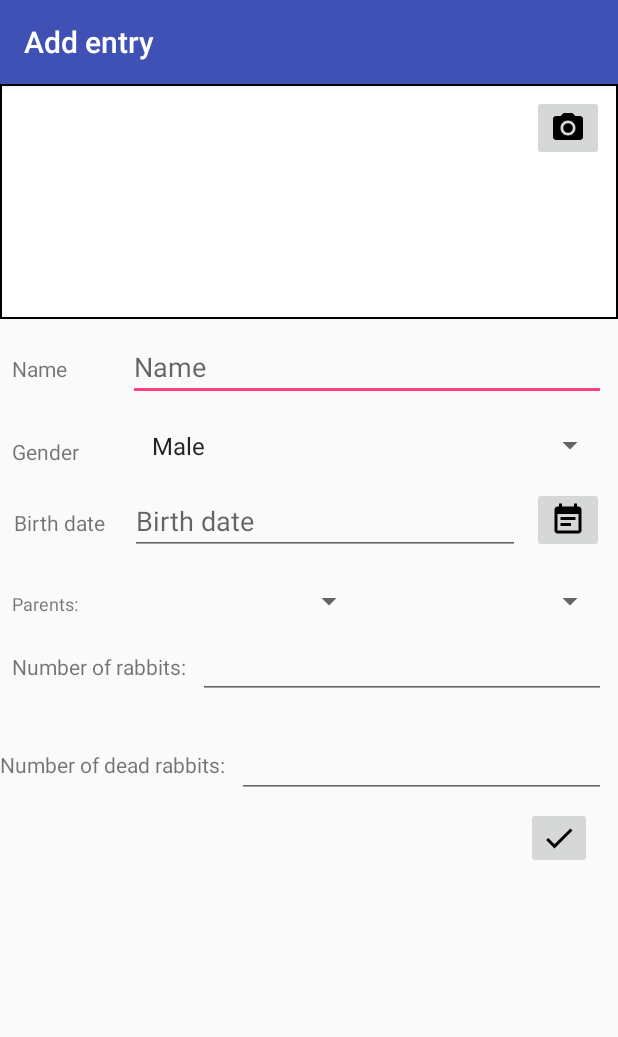
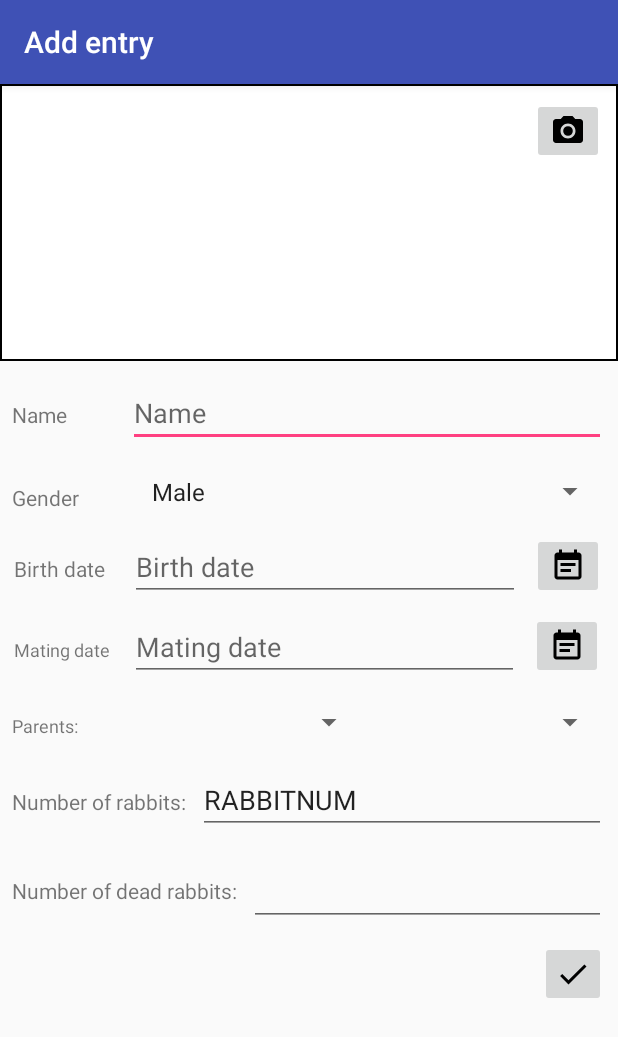
Before and after one commit to anzi2001/Rabbiter-reworked, an Android app: the addEntryActivity screen opened directly, with no data from a screen before it, on a phone screen of 412 x 824 dp. Shown: the top 1037 px of the screen. Run offline under Robolectric (Android 15) with nearby library versions, the phone set to English and light mode, and no system bars; libraries missing offline, so code that uses them is left out: com.raizlabs.android; 1 statement that could not run was skipped.

Commit message:
Fixed compressed layout(for sure this time) made recyclerView adapter

```diff
--- a/app/build.gradle
+++ b/app/build.gradle
@@ -6,8 +6,8 @@ android {
         applicationId "com.example.kocja.rabbiter_reworked"
         minSdkVersion 19
         targetSdkVersion 27
-        versionCode 7
-        versionName "1.4.1"
+        versionCode 8
+        versionName "1.4.2"
         //testInstrumentationRunner "android.support.test.runner.AndroidJUnitRunner"
         vectorDrawables.useSupportLibrary = true
     }
--- a/app/src/main/java/com/example/kocja/rabbiter_reworked/activities/addEntryActivity.java
+++ b/app/src/main/java/com/example/kocja/rabbiter_reworked/activities/addEntryActivity.java
@@ -151,7 +151,7 @@ public class addEntryActivity extends AppCompatActivity implements DatePickerDia
             pickDate.show();
         });
 
-        genderAdapter = new ArrayAdapter<>(this,android.R.layout.simple_list_item_1,new String[]{getString(R.string.genderMale),getString(R.string.genderFemale),getString(R.string.genderGroup)});
+        genderAdapter = new ArrayAdapter<>(this,android.R.layout.simple_list_item_1,new String[]{"Male","Female","Group"});
         genderSpinner.setAdapter(genderAdapter);
         TextView numDeadRabTitle = findViewById(R.id.deadNumTextTitle);
         TextView rabbitsNumText = findViewById(R.id.rabbitsNumText);
@@ -168,9 +168,10 @@ public class addEntryActivity extends AppCompatActivity implements DatePickerDia
                     numDeadRabTitle.setVisibility(View.VISIBLE);
                     rabbitsNumText.setVisibility(View.VISIBLE);
 
-                    addMatingDate.setVisibility(View.GONE);
-                    addMatingDateCal.setVisibility(View.GONE);
-                    matingDateText.setVisibility(View.GONE);
+                    //Temporary fix, would have to reconstraint views. will see.
+                    /*addMatingDate.setVisibility(View.INVISIBLE);
+                    addMatingDateCal.setVisibility(View.INVISIBLE);
+                    matingDateText.setVisibility(View.INVISIBLE);*/
                 }
                 else{
                     parentSpinner.setVisibility(View.GONE);
@@ -181,9 +182,9 @@ public class addEntryActivity extends AppCompatActivity implements DatePickerDia
                     numDeadRabTitle.setVisibility(View.GONE);
                     rabbitsNumText.setVisibility(View.GONE );
 
-                    addMatingDateCal.setVisibility(View.VISIBLE);
+                    /*addMatingDateCal.setVisibility(View.VISIBLE);
                     addMatingDate.setVisibility(View.VISIBLE);
-                    matingDateText.setVisibility(View.VISIBLE);
+                    matingDateText.setVisibility(View.VISIBLE);*/
                 }
             }
 
--- a/app/src/main/java/com/example/kocja/rabbiter_reworked/rabbitActivity.java
+++ b/app/src/main/java/com/example/kocja/rabbiter_reworked/rabbitActivity.java
@@ -19,6 +19,7 @@ import android.widget.GridView;
 import android.widget.ListView;
 import android.widget.Toast;
 
+import com.bumptech.glide.Glide;
 import com.example.kocja.rabbiter_reworked.activities.addEntryActivity;
 import com.example.kocja.rabbiter_reworked.activities.settingsActivity;
 import com.example.kocja.rabbiter_reworked.activities.viewEntry;
@@ -77,6 +78,9 @@ public class rabbitActivity extends AppCompatActivity {
 
         mainGrid.setOnItemLongClickListener((adapterView, view, i, l) -> {
             CircleImageView markedOrNot = view.findViewById(R.id.MarkedOrNot);
+            if(markedOrNot.getDrawable() == null){
+                Glide.with(this).load(R.drawable.ic_markedornot).into(markedOrNot);
+            }
             if(markedOrNot.getVisibility() == View.GONE) {
                 chosenEntriesCounter++;
 
--- a/app/src/main/res/layout/activity_add_entry.xml
+++ b/app/src/main/res/layout/activity_add_entry.xml
@@ -3,7 +3,7 @@
     xmlns:app="http://schemas.android.com/apk/res-auto"
     xmlns:tools="http://schemas.android.com/tools"
     android:layout_width="match_parent"
-    android:layout_height="wrap_content"
+    android:layout_height="match_parent"
     tools:context=".activities.addEntryActivity">
 
     <android.support.constraint.ConstraintLayout
@@ -33,7 +33,7 @@
         <TextView
             android:id="@+id/name"
             android:layout_width="69dp"
-            android:layout_height="23dp"
+            android:layout_height="wrap_content"
             android:layout_marginBottom="8dp"
             android:layout_marginEnd="8dp"
             android:layout_marginStart="8dp"
@@ -49,7 +49,7 @@
         <TextView
             android:id="@+id/gender"
             android:layout_width="69dp"
-            android:layout_height="23dp"
+            android:layout_height="wrap_content"
             android:layout_marginBottom="8dp"
             android:layout_marginEnd="8dp"
             android:layout_marginStart="8dp"
@@ -65,7 +65,7 @@
         <TextView
             android:id="@+id/birthDate"
             android:layout_width="69dp"
-            android:layout_height="23dp"
+            android:layout_height="wrap_content"
             android:layout_marginEnd="8dp"
             android:layout_marginTop="24dp"
             android:text="@string/entryBirthDate"
@@ -93,10 +93,10 @@
             android:id="@+id/matedWith"
             android:layout_width="69dp"
             android:layout_height="wrap_content"
-            android:layout_marginBottom="100dp"
+            android:layout_marginBottom="8dp"
             android:layout_marginEnd="8dp"
             android:layout_marginStart="8dp"
-            android:layout_marginTop="24dp"
+            android:layout_marginTop="8dp"
             android:text="@string/entryMatedWith"
             android:textSize="12sp"
             app:layout_constraintBottom_toBottomOf="parent"
@@ -104,7 +104,7 @@
             app:layout_constraintHorizontal_bias="0.0"
             app:layout_constraintStart_toStartOf="parent"
             app:layout_constraintTop_toBottomOf="@+id/addMatingDate"
-            app:layout_constraintVertical_bias="0.0" />
+            app:layout_constraintVertical_bias="0.06999999" />
 
         <EditText
             android:id="@+id/addName"
@@ -202,17 +202,15 @@
         <ImageButton
             android:id="@+id/addEntry"
             android:layout_width="44dp"
-            android:layout_height="41dp"
+            android:layout_height="wrap_content"
             android:layout_marginEnd="8dp"
             android:layout_marginStart="8dp"
-            android:layout_marginTop="52dp"
+            android:layout_marginTop="24dp"
             android:contentDescription="@string/addEntryDesc"
-            app:layout_constraintBottom_toBottomOf="parent"
             app:layout_constraintEnd_toEndOf="parent"
-            app:layout_constraintHorizontal_bias="0.973"
+            app:layout_constraintHorizontal_bias="1.0"
             app:layout_constraintStart_toStartOf="parent"
-            app:layout_constraintTop_toTopOf="@+id/deadRabbits"
-            app:layout_constraintVertical_bias="1.0"
+            app:layout_constraintTop_toBottomOf="@+id/deadNumTextTitle"
             app:srcCompat="@drawable/ic_check_black_24dp" />
 
         <Spinner
@@ -266,7 +264,7 @@
             app:layout_constraintHorizontal_bias="0.0"
             app:layout_constraintStart_toStartOf="parent"
             app:layout_constraintTop_toBottomOf="@+id/matedWith"
-            app:layout_constraintVertical_bias="0.0" />
+            app:layout_constraintVertical_bias="0.06999999" />
 
         <EditText
             android:id="@+id/NumRabbits"
@@ -275,6 +273,7 @@
             android:layout_marginEnd="8dp"
             android:layout_marginStart="8dp"
             android:inputType="text"
+            android:text="RABBITNUM"
             android:visibility="invisible"
             app:layout_constraintBaseline_toBaselineOf="@+id/rabbitsNumText"
             app:layout_constraintEnd_toEndOf="parent"
@@ -284,30 +283,28 @@
             android:id="@+id/deadNumTextTitle"
             android:layout_width="wrap_content"
             android:layout_height="wrap_content"
-            android:layout_marginBottom="8dp"
             android:layout_marginEnd="8dp"
-            android:layout_marginTop="8dp"
+            android:layout_marginStart="8dp"
+            android:layout_marginTop="40dp"
             android:labelFor="@id/deadRabbits"
             android:text="@string/entryRabbitDeadNum"
             android:visibility="invisible"
-            app:layout_constraintBottom_toBottomOf="parent"
-            app:layout_constraintEnd_toStartOf="@+id/addEntry"
+            app:layout_constraintEnd_toEndOf="parent"
             app:layout_constraintHorizontal_bias="0.0"
             app:layout_constraintStart_toStartOf="parent"
-            app:layout_constraintTop_toBottomOf="@+id/rabbitsNumText"
-            app:layout_constraintVertical_bias="0.421" />
+            app:layout_constraintTop_toBottomOf="@+id/rabbitsNumText" />
 
         <EditText
             android:id="@+id/deadRabbits"
             android:layout_width="0dp"
-            android:layout_height="46dp"
+            android:layout_height="49dp"
             android:layout_marginEnd="8dp"
             android:layout_marginStart="8dp"
             android:inputType="text"
             android:visibility="invisible"
             app:layout_constraintBaseline_toBaselineOf="@+id/deadNumTextTitle"
             app:layout_constraintEnd_toEndOf="parent"
-            app:layout_constraintHorizontal_bias="1.0"
+            app:layout_constraintHorizontal_bias="0.0"
             app:layout_constraintStart_toEndOf="@+id/deadNumTextTitle" />
 
 
```
Also changed, not shown: app/src/main/java/com/example/kocja/rabbiter_reworked/adapters/EntriesRecyclerAdapter.java (added, +61 -0 lines), 2 other files.
